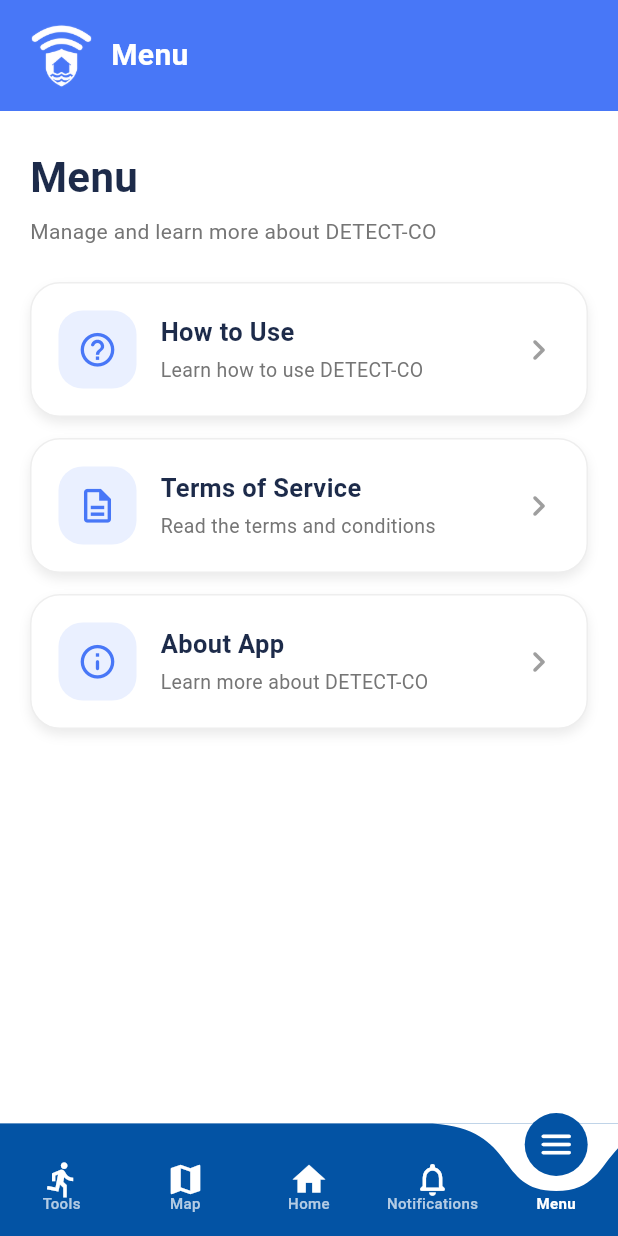
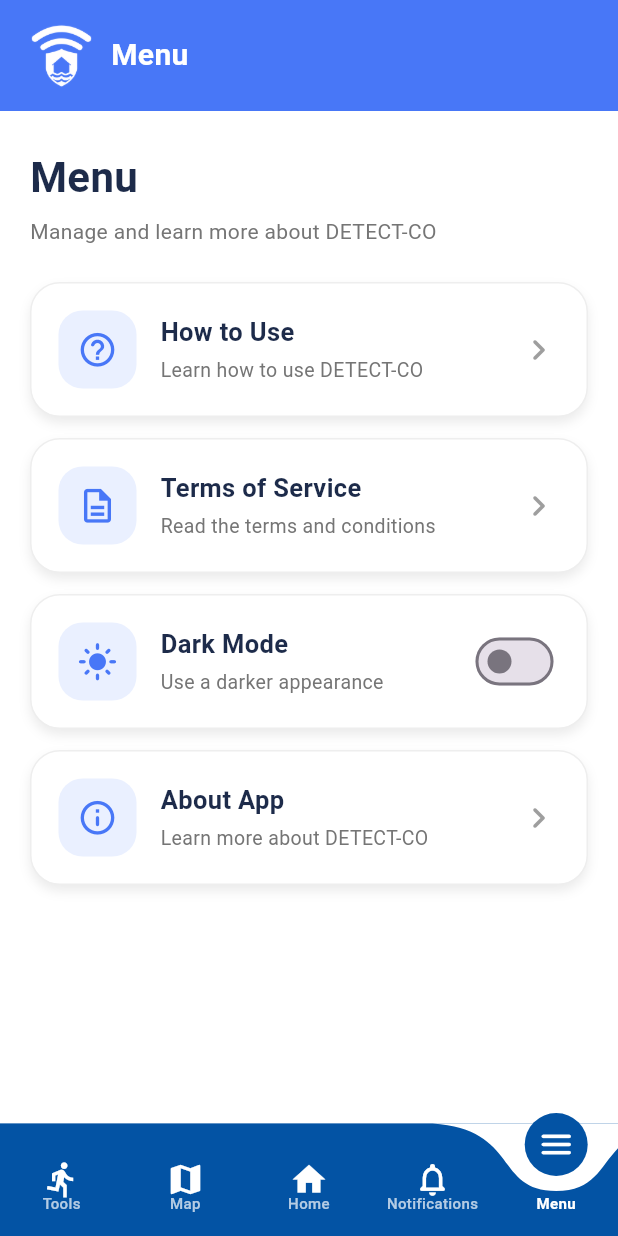
Before and after one commit to Mangobject-oriented/DETECT-CO, a Flutter app: the screen it shows after launch, item 5 of the bottom bar chosen, on a phone screen of 412 x 824 dp. Run offline on Flutter 3.47's test engine with Material 3 defaults, Android fonts, the phone set to English and light mode, and no system bars; drawn by our look-alikes of curved_navigation_bar; our stand-ins replace firebase_core, firebase_database, firebase_messaging, flutter_local_notifications, flutter_map, geolocator and 2 more; missing offline and left inert: flutter_ringtone_player, torch_flashlight; accounts and stored records are empty; network calls fail.

Commit message:
Update DETECT-CO app

```diff
--- a/lib/pages/menu.dart
+++ b/lib/pages/menu.dart
@@ -178,6 +178,150 @@ class MenuTab extends StatelessWidget {
                           onTap: () {
                             // Open Terms of Service page
                           },
+                        ),
+
+                        const SizedBox(height: 14),
+
+                        // =================================================
+                        // DARK MODE
+                        // =================================================
+
+                        Material(
+                          color: Colors.transparent,
+
+                          child: AnimatedContainer(
+                            duration:
+                                const Duration(milliseconds: 250),
+
+                            width: double.infinity,
+
+                            padding: const EdgeInsets.symmetric(
+                              horizontal: 18,
+                              vertical: 18,
+                            ),
+
+                            decoration: BoxDecoration(
+                              color: cardColor,
+
+                              borderRadius:
+                                  BorderRadius.circular(20),
+
+                              border: Border.all(
+                                color: isDarkMode
+                                    ? Colors.grey.shade800
+                                    : Colors.grey.shade200,
+                              ),
+
+                              boxShadow: [
+                                BoxShadow(
+                                  color: Colors.black.withOpacity(
+                                    isDarkMode
+                                        ? 0.25
+                                        : 0.08,
+                                  ),
+
+                                  blurRadius: 6,
+
+                                  offset: const Offset(
+                                    0,
+                                    4,
+                                  ),
+                                ),
+                              ],
+                            ),
+
+                            child: Row(
+                              children: [
+
+                                // =================================================
+                                // ICON CONTAINER
+                                // =================================================
+
+                                Container(
+                                  width: 52,
+                                  height: 52,
+
+                                  decoration: BoxDecoration(
+                                    color: isDarkMode
+                                        ? const Color(0xFF383838)
+                                        : const Color(0xFFEAF0FF),
+
+                                    borderRadius:
+                                        BorderRadius.circular(16),
+                                  ),
+
+                                  child: Icon(
+                                    isDarkMode
+                                        ? Icons.dark_mode_rounded
+                                        : Icons.light_mode_rounded,
+
+                                    size: 27,
+
+                                    color: isDarkMode
+                                        ? Colors.white
+                                        : const Color(0xFF4877F7),
+                                  ),
+                                ),
+
+                                const SizedBox(width: 16),
+
+                                // =================================================
+                                // TEXT
+                                // =================================================
+
+                                Expanded(
+                                  child: Column(
+                                    crossAxisAlignment:
+                                        CrossAxisAlignment.start,
+
+                                    children: [
+
+                                      Text(
+                                        'Dark Mode',
+
+                                        style: TextStyle(
+                                          fontSize: 17,
+                                          fontWeight:
+                                              FontWeight.w600,
+                                          color: textColor,
+                                        ),
+                                      ),
+
+                                      const SizedBox(height: 4),
+
+                                      Text(
+                                        isDarkMode
+                                            ? 'Dark appearance is enabled'
+                                            : 'Use a darker appearance',
+
+                                        style: TextStyle(
+                                          fontSize: 13,
+                                          color: isDarkMode
+                                              ? Colors.white60
+                                              : Colors.grey.shade600,
+                                        ),
+                                      ),
+                                    ],
+                                  ),
+                                ),
+
+                                // =================================================
+                                // TOGGLE
+                                // =================================================
+
+                                Switch(
+                                  value: isDarkMode,
+
+                                  onChanged: (value) {
+                                    isDarkModeNotifier.value = value;
+                                  },
+
+                                  activeColor:
+                                      const Color(0xFF4877F7),
+                                ),
+                              ],
+                            ),
+                          ),
                         ),
 
                         const SizedBox(height: 14),
```
